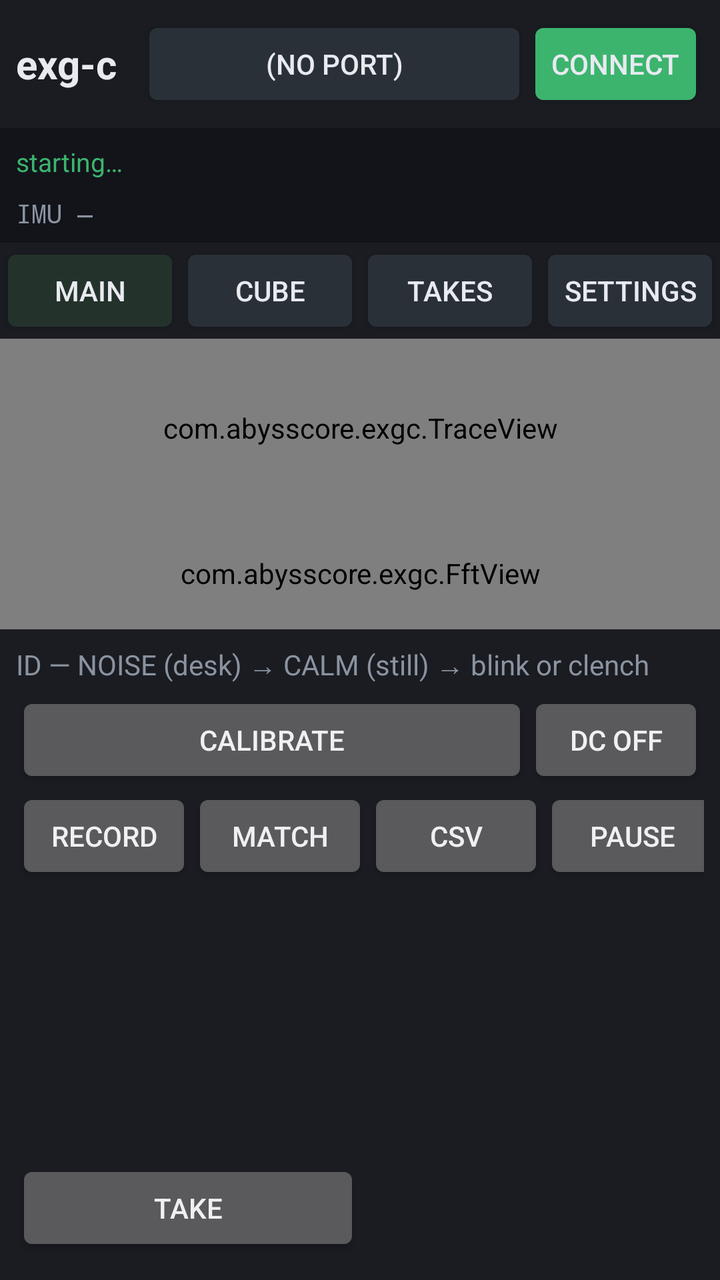
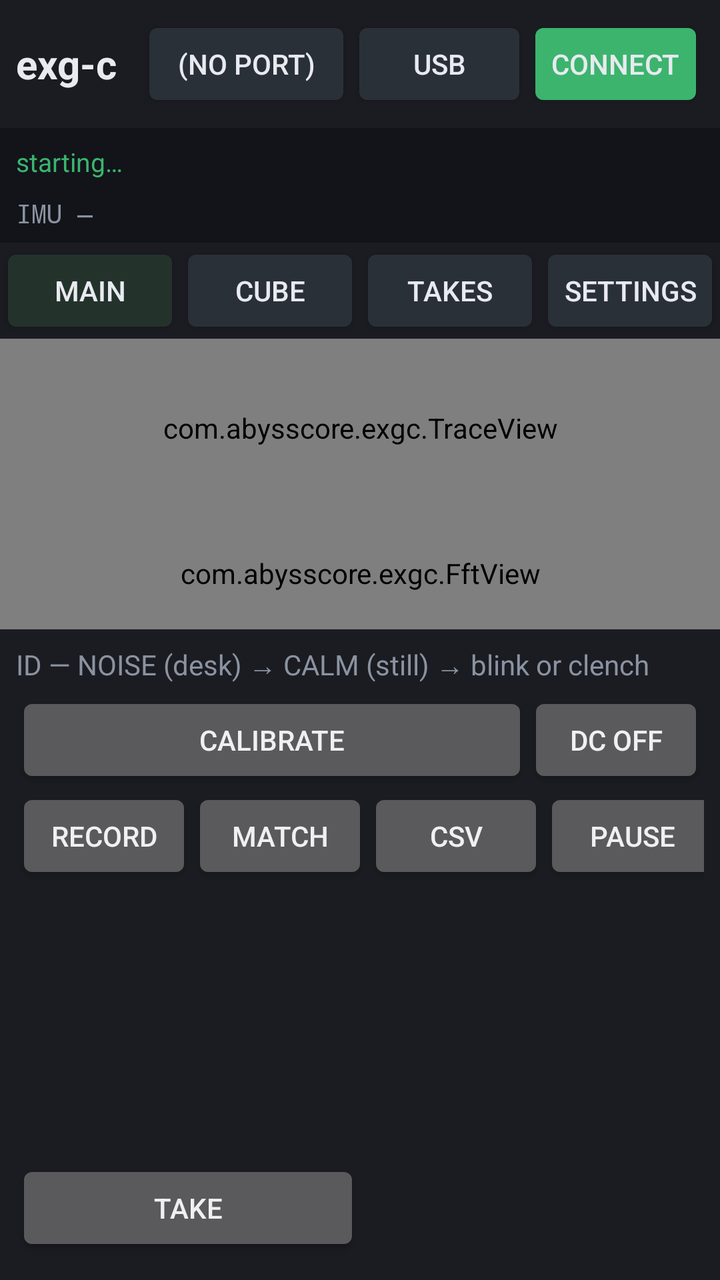

Screens rendered from an Android XML layout before and after an edit, with the pre-edit source and the edit as a unified diff.
<!-- AndroidManifest.xml: application theme android:Theme.DeviceDefault.NoActionBar -->
<!-- res/layout/activity_exg.xml -->
<?xml version="1.0" encoding="utf-8"?>
<LinearLayout xmlns:android="http://schemas.android.com/apk/res/android"
    android:layout_width="match_parent"
    android:layout_height="match_parent"
    android:background="@color/bg"
    android:orientation="vertical">

    <LinearLayout
        android:layout_width="match_parent"
        android:layout_height="wrap_content"
        android:background="@color/panel"
        android:gravity="center_vertical"
        android:padding="8dp">

        <TextView
            android:id="@+id/title"
            android:layout_width="wrap_content"
            android:layout_height="wrap_content"
            android:paddingEnd="12dp"
            android:text="exg-c"
            android:textColor="@color/ink"
            android:textSize="20sp"
            android:textStyle="bold" />

        <Button
            android:id="@+id/port"
            android:layout_width="0dp"
            android:layout_height="wrap_content"
            android:layout_weight="1"
            android:backgroundTint="@color/btn"
            android:text="(no port)"
            android:textColor="@color/ink" />

        <Button
            android:id="@+id/connect"
            android:layout_width="wrap_content"
            android:layout_height="wrap_content"
            android:backgroundTint="@color/ok"
            android:text="Connect"
            android:textColor="@color/ink" />
    </LinearLayout>

    <TextView
        android:id="@+id/status"
        android:layout_width="match_parent"
        android:layout_height="wrap_content"
        android:background="#12141A"
        android:ellipsize="end"
        android:maxLines="2"
        android:padding="8dp"
        android:text="starting…"
        android:textColor="@color/ok"
        android:textSize="13sp" />

    <TextView
        android:id="@+id/imuLine"
        android:layout_width="match_parent"
        android:layout_height="wrap_content"
        android:background="#12141A"
        android:fontFamily="monospace"
        android:paddingLeft="8dp"
        android:paddingRight="8dp"
        android:paddingBottom="6dp"
        android:text="IMU —"
        android:textColor="@color/muted"
        android:textSize="13sp" />

    <LinearLayout
        android:layout_width="match_parent"
        android:layout_height="wrap_content"
        android:background="@color/panel">

        <Button
            android:id="@+id/tabMain"
            android:layout_width="0dp"
            android:layout_height="wrap_content"
            android:layout_weight="1"
            android:backgroundTint="#24322C"
            android:text="Main"
            android:textColor="@color/ink" />

        <Button
            android:id="@+id/tabCube"
            android:layout_width="0dp"
            android:layout_height="wrap_content"
            android:layout_weight="1"
            android:backgroundTint="@color/btn"
            android:text="Cube"
            android:textColor="@color/ink" />

        <Button
            android:id="@+id/tabPoses"
            android:layout_width="0dp"
            android:layout_height="wrap_content"
            android:layout_weight="1"
            android:backgroundTint="@color/btn"
            android:text="Takes"
            android:textColor="@color/ink" />

        <Button
            android:id="@+id/tabSet"
            android:layout_width="0dp"
            android:layout_height="wrap_content"
            android:layout_weight="1"
            android:backgroundTint="@color/btn"
            android:text="Settings"
            android:textColor="@color/ink" />
    </LinearLayout>

    <FrameLayout
        android:layout_width="match_parent"
        android:layout_height="0dp"
        android:layout_weight="1">

        <LinearLayout
            android:id="@+id/mainPane"
            android:layout_width="match_parent"
            android:layout_height="match_parent"
            android:orientation="vertical">

            <com.abysscore.exgc.TraceView
                android:id="@+id/traces"
                android:layout_width="match_parent"
                android:layout_height="0dp"
                android:layout_weight="1" />

            <com.abysscore.exgc.FftView
                android:id="@+id/fft"
                android:layout_width="match_parent"
                android:layout_height="56dp" />
        </LinearLayout>

        <LinearLayout
            android:id="@+id/cubePane"
            android:layout_width="match_parent"
            android:layout_height="match_parent"
            android:orientation="vertical"
            android:visibility="gone">

            <LinearLayout
                android:layout_width="match_parent"
                android:layout_height="wrap_content"
                android:background="@color/panel"
                android:padding="4dp">

                <Button
                    android:id="@+id/cubeViz"
                    android:layout_width="0dp"
                    android:layout_height="wrap_content"
                    android:layout_weight="1"
                    android:text="viz" />

                <Button
                    android:id="@+id/cubeMap"
                    android:layout_width="0dp"
                    android:layout_height="wrap_content"
                    android:layout_weight="1"
                    android:text="map" />

                <Button
                    android:id="@+id/cubeZoomOut"
                    android:layout_width="wrap_content"
                    android:layout_height="wrap_content"
                    android:text="−" />

                <Button
                    android:id="@+id/cubeZoomIn"
                    android:layout_width="wrap_content"
                    android:layout_height="wrap_content"
                    android:text="+" />

                <Button
                    android:id="@+id/cubeFront"
                    android:layout_width="wrap_content"
                    android:layout_height="wrap_content"
                    android:text="front" />

                <Button
                    android:id="@+id/cubeFloat"
                    android:layout_width="wrap_content"
                    android:layout_height="wrap_content"
                    android:text="float on" />

                <Button
                    android:id="@+id/cubeAlgo"
                    android:layout_width="wrap_content"
                    android:layout_height="wrap_content"
                    android:text="algo detect" />
            </LinearLayout>

            <LinearLayout
                android:id="@+id/cubeChRow"
                android:layout_width="match_parent"
                android:layout_height="wrap_content"
                android:background="@color/panel"
                android:padding="2dp" />

            <LinearLayout
                android:id="@+id/cubeMapTools"
                android:layout_width="match_parent"
                android:layout_height="wrap_content"
                android:background="@color/panel"
                android:gravity="center_vertical"
                android:padding="4dp"
                android:visibility="gone">

                <Button
                    android:id="@+id/sitePrev"
                    android:layout_width="wrap_content"
                    android:layout_height="wrap_content"
                    android:text="&lt;" />

                <TextView
                    android:id="@+id/siteLabel"
                    android:layout_width="0dp"
                    android:layout_height="wrap_content"
                    android:layout_weight="1"
                    android:gravity="center"
                    android:text="Fp1"
                    android:textColor="@color/crimson"
                    android:textSize="16sp" />

                <Button
                    android:id="@+id/siteNext"
                    android:layout_width="wrap_content"
                    android:layout_height="wrap_content"
                    android:text="&gt;" />

                <Button
                    android:id="@+id/siteAssign"
                    android:layout_width="wrap_content"
                    android:layout_height="wrap_content"
                    android:text="Assign" />
            </LinearLayout>

            <com.abysscore.exgc.CubeView
                android:id="@+id/cube"
                android:layout_width="match_parent"
                android:layout_height="0dp"
                android:layout_weight="1" />
        </LinearLayout>

        <ScrollView
            android:id="@+id/poses"
            android:layout_width="match_parent"
            android:layout_height="match_parent"
            android:visibility="gone">

            <LinearLayout
                android:layout_width="match_parent"
                android:layout_height="wrap_content"
                android:orientation="vertical"
                android:padding="12dp">

                <TextView
                    android:layout_width="wrap_content"
                    android:layout_height="wrap_content"
                    android:text="Takes only. 1-second blink/clench Record stays on Main."
                    android:textColor="@color/muted" />

                <TextView
                    android:id="@+id/poseHint"
                    android:layout_width="match_parent"
                    android:layout_height="wrap_content"
                    android:paddingTop="8dp"
                    android:paddingBottom="8dp"
                    android:text="Tap a take to compare the live plot against it."
                    android:textColor="@color/ink" />

                <LinearLayout
                    android:id="@+id/poseList"
                    android:layout_width="match_parent"
                    android:layout_height="wrap_content"
                    android:orientation="vertical" />
            </LinearLayout>
        </ScrollView>

        <ScrollView
            android:id="@+id/settings"
            android:layout_width="match_parent"
            android:layout_height="match_parent"
            android:visibility="gone">

            <LinearLayout
                android:layout_width="match_parent"
                android:layout_height="wrap_content"
                android:orientation="vertical"
                android:padding="12dp">

                <TextView
                    android:layout_width="wrap_content"
                    android:layout_height="wrap_content"
                    android:text="Profiles — tap to switch. Long-press to rename or delete. Electrode map stays. Plates and takes recook."
                    android:textColor="@color/muted" />

                <TextView
                    android:id="@+id/profNow"
                    android:layout_width="match_parent"
                    android:layout_height="wrap_content"
                    android:paddingTop="6dp"
                    android:paddingBottom="4dp"
                    android:text="now: (none)"
                    android:textColor="@color/ink" />

                <LinearLayout
                    android:id="@+id/profChips"
                    android:layout_width="match_parent"
                    android:layout_height="wrap_content"
                    android:orientation="vertical"
                    android:paddingTop="4dp" />

                <Button
                    android:id="@+id/profNew"
                    android:layout_width="match_parent"
                    android:layout_height="wrap_content"
                    android:text="Save current as…" />

                <LinearLayout
                    android:layout_width="match_parent"
                    android:layout_height="wrap_content">

                    <Button
                        android:id="@+id/profExport"
                        android:layout_width="0dp"
                        android:layout_height="wrap_content"
                        android:layout_weight="1"
                        android:text="Share file" />

                    <Button
                        android:id="@+id/profImport"
                        android:layout_width="0dp"
                        android:layout_height="wrap_content"
                        android:layout_weight="1"
                        android:text="Open file" />
                </LinearLayout>

                <TextView
                    android:id="@+id/profList"
                    android:layout_width="match_parent"
                    android:layout_height="wrap_content"
                    android:paddingTop="4dp"
                    android:textColor="@color/muted"
                    android:visibility="gone" />

                <TextView
                    android:layout_width="wrap_content"
                    android:layout_height="wrap_content"
                    android:paddingTop="12dp"
                    android:text="View — time window is how much of the plot you see"
                    android:textColor="@color/muted" />

                <LinearLayout
                    android:layout_width="match_parent"
                    android:layout_height="wrap_content">

                    <Button
                        android:id="@+id/win"
                        android:layout_width="0dp"
                        android:layout_height="wrap_content"
                        android:layout_weight="1"
                        android:text="win 2s" />

                    <Button
                        android:id="@+id/scale"
                        android:layout_width="0dp"
                        android:layout_height="wrap_content"
                        android:layout_weight="1"
                        android:text="scale" />
                </LinearLayout>

                <LinearLayout
                    android:layout_width="match_parent"
                    android:layout_height="wrap_content">

                    <Button
                        android:id="@+id/uiScale"
                        android:layout_width="0dp"
                        android:layout_height="wrap_content"
                        android:layout_weight="1"
                        android:text="UI 1.5x" />

                    <Button
                        android:id="@+id/board"
                        android:layout_width="0dp"
                        android:layout_height="wrap_content"
                        android:layout_weight="1"
                        android:text="8-ch + IMU" />
                </LinearLayout>

                <TextView
                    android:layout_width="wrap_content"
                    android:layout_height="wrap_content"
                    android:paddingTop="12dp"
                    android:text="Process — line-kill + CAR is the readable leftover. Raw is the open-input check. Bias (RLD) is per channel: tap bias ON / bias off."
                    android:textColor="@color/muted" />

                <LinearLayout
                    android:layout_width="match_parent"
                    android:layout_height="wrap_content">

                    <Button
                        android:id="@+id/band"
                        android:layout_width="0dp"
                        android:layout_height="wrap_content"
                        android:layout_weight="1"
                        android:text="band raw" />

                    <Button
                        android:id="@+id/car"
                        android:layout_width="0dp"
                        android:layout_height="wrap_content"
                        android:layout_weight="1"
                        android:text="CAR" />
                </LinearLayout>

                <LinearLayout
                    android:layout_width="match_parent"
                    android:layout_height="wrap_content">

                    <Button
                        android:id="@+id/detrend"
                        android:layout_width="0dp"
                        android:layout_height="wrap_content"
                        android:layout_weight="1"
                        android:text="raw DC" />

                    <Button
                        android:id="@+id/env"
                        android:layout_width="0dp"
                        android:layout_height="wrap_content"
                        android:layout_weight="1"
                        android:text="wave" />
                </LinearLayout>

                <LinearLayout
                    android:layout_width="match_parent"
                    android:layout_height="wrap_content">

                    <Button
                        android:id="@+id/notch"
                        android:layout_width="0dp"
                        android:layout_height="wrap_content"
                        android:layout_weight="1"
                        android:text="notch" />

                    <Button
                        android:id="@+id/hp"
                        android:layout_width="0dp"
                        android:layout_height="wrap_content"
                        android:layout_weight="1"
                        android:text="hp" />
                </LinearLayout>

                <LinearLayout
                    android:layout_width="match_parent"
                    android:layout_height="wrap_content">

                    <Button
                        android:id="@+id/lp"
                        android:layout_width="0dp"
                        android:layout_height="wrap_content"
                        android:layout_weight="1"
                        android:text="lp off" />

                    <Button
                        android:id="@+id/algo"
                        android:layout_width="0dp"
                        android:layout_height="wrap_content"
                        android:layout_weight="1"
                        android:text="algo detect" />
                </LinearLayout>

                <TextView
                    android:layout_width="wrap_content"
                    android:layout_height="wrap_content"
                    android:paddingTop="12dp"
                    android:text="API — type the ports. UDP is the live path. Stream stays up in the background."
                    android:textColor="@color/muted" />

                <TextView
                    android:id="@+id/apiLine"
                    android:layout_width="match_parent"
                    android:layout_height="wrap_content"
                    android:paddingTop="4dp"
                    android:paddingBottom="4dp"
                    android:text="api off"
                    android:textColor="@color/ink" />

                <LinearLayout
                    android:layout_width="match_parent"
                    android:layout_height="wrap_content">

                    <Button
                        android:id="@+id/apiOn"
                        android:layout_width="0dp"
                        android:layout_height="wrap_content"
                        android:layout_weight="1"
                        android:text="API on" />

                    <Button
                        android:id="@+id/apiBind"
                        android:layout_width="0dp"
                        android:layout_height="wrap_content"
                        android:layout_weight="1"
                        android:text="lan" />

                    <Button
                        android:id="@+id/apiHz"
                        android:layout_width="0dp"
                        android:layout_height="wrap_content"
                        android:layout_weight="1"
                        android:text="125 Hz" />
                </LinearLayout>

                <LinearLayout
                    android:layout_width="match_parent"
                    android:layout_height="wrap_content">

                    <Button
                        android:id="@+id/apiHttp"
                        android:layout_width="0dp"
                        android:layout_height="wrap_content"
                        android:layout_weight="1"
                        android:text="http 8765" />

                    <Button
                        android:id="@+id/apiUdp"
                        android:layout_width="0dp"
                        android:layout_height="wrap_content"
                        android:layout_weight="1"
                        android:text="udp 8766" />

                    <Button
                        android:id="@+id/apiTcp"
                        android:layout_width="0dp"
                        android:layout_height="wrap_content"
                        android:layout_weight="1"
                        android:text="tcp 8767" />
                </LinearLayout>

                <LinearLayout
                    android:layout_width="match_parent"
                    android:layout_height="wrap_content">

                    <Button
                        android:id="@+id/apiToken"
                        android:layout_width="0dp"
                        android:layout_height="wrap_content"
                        android:layout_weight="1"
                        android:text="token (off)" />

                    <Button
                        android:id="@+id/apiPush"
                        android:layout_width="0dp"
                        android:layout_height="wrap_content"
                        android:layout_weight="1"
                        android:text="push dest" />
                </LinearLayout>

                <TextView
                    android:layout_width="wrap_content"
                    android:layout_height="wrap_content"
                    android:paddingTop="12dp"
                    android:text="Channels — site name = color. ON = acquire. bias = RLD. gN = gain."
                    android:textColor="@color/muted" />

                <LinearLayout
                    android:id="@+id/chGrid"
                    android:layout_width="match_parent"
                    android:layout_height="wrap_content"
                    android:orientation="vertical"
                    android:paddingTop="12dp" />
            </LinearLayout>
        </ScrollView>
    </FrameLayout>

    <LinearLayout
        android:id="@+id/learnBar"
        android:layout_width="match_parent"
        android:layout_height="wrap_content"
        android:background="@color/panel"
        android:gravity="center_vertical"
        android:orientation="vertical"
        android:padding="8dp">

        <TextView
            android:id="@+id/idLine"
            android:layout_width="match_parent"
            android:layout_height="wrap_content"
            android:paddingBottom="4dp"
            android:text="ID — NOISE (desk) → CALM (still) → blink or clench"
            android:textColor="@color/muted"
            android:textSize="14sp" />

        <LinearLayout
            android:layout_width="match_parent"
            android:layout_height="wrap_content">

            <Button
                android:id="@+id/calibrate"
                android:layout_width="0dp"
                android:layout_height="wrap_content"
                android:layout_weight="1"
                android:text="Calibrate" />

            <Button
                android:id="@+id/clean"
                android:layout_width="wrap_content"
                android:layout_height="wrap_content"
                android:text="DC off" />
        </LinearLayout>

        <LinearLayout
            android:layout_width="match_parent"
            android:layout_height="wrap_content">

            <Button
                android:id="@+id/learnName"
                android:layout_width="0dp"
                android:layout_height="wrap_content"
                android:layout_weight="1"
                android:gravity="start|center_vertical"
                android:text="name (tap)"
                android:textColor="@color/ink" />

            <Button
                android:id="@+id/record"
                android:layout_width="wrap_content"
                android:layout_height="wrap_content"
                android:text="Record" />

            <Button
                android:id="@+id/match"
                android:layout_width="wrap_content"
                android:layout_height="wrap_content"
                android:text="MATCH" />

            <Button
                android:id="@+id/csv"
                android:layout_width="wrap_content"
                android:layout_height="wrap_content"
                android:text="CSV" />

            <Button
                android:id="@+id/pause"
                android:layout_width="wrap_content"
                android:layout_height="wrap_content"
                android:text="Pause" />
        </LinearLayout>

        <LinearLayout
            android:layout_width="match_parent"
            android:layout_height="wrap_content"
            android:gravity="center_vertical">

            <Button
                android:id="@+id/atom"
                android:layout_width="0dp"
                android:layout_height="wrap_content"
                android:layout_weight="1"
                android:text="Take" />

            <TextView
                android:id="@+id/atomVs"
                android:layout_width="0dp"
                android:layout_height="wrap_content"
                android:layout_weight="1"
                android:paddingStart="8dp"
                android:text=""
                android:textColor="@color/crimson"
                android:textSize="14sp" />
        </LinearLayout>

        <HorizontalScrollView
            android:layout_width="match_parent"
            android:layout_height="wrap_content"
            android:paddingTop="4dp">

            <LinearLayout
                android:id="@+id/learnChips"
                android:layout_width="wrap_content"
                android:layout_height="wrap_content"
                android:orientation="horizontal" />
        </HorizontalScrollView>
    </LinearLayout>
</LinearLayout>
<!-- resources referenced by this layout -->
<resources>
  <color name="bg">#101218</color>
  <color name="btn">#2A3038</color>
  <color name="crimson">#F22647</color>
  <color name="ink">#E8EAF0</color>
  <color name="muted">#8B93A0</color>
  <color name="ok">#3CB46E</color>
  <color name="panel">#1A1C22</color>
</resources>

<!-- the commit's change to res/layout/activity_exg.xml (unified diff, before → after) -->
@@ -29,6 +29,14 @@
             android:layout_weight="1"
             android:backgroundTint="@color/btn"
             android:text="(no port)"
+            android:textColor="@color/ink" />
+
+        <Button
+            android:id="@+id/link"
+            android:layout_width="wrap_content"
+            android:layout_height="wrap_content"
+            android:backgroundTint="@color/btn"
+            android:text="USB"
             android:textColor="@color/ink" />
 
         <Button
@@ -557,6 +565,25 @@
                         android:text="push dest" />
                 </LinearLayout>
 
+                <LinearLayout
+                    android:layout_width="match_parent"
+                    android:layout_height="wrap_content">
+
+                    <Button
+                        android:id="@+id/linkDest"
+                        android:layout_width="0dp"
+                        android:layout_height="wrap_content"
+                        android:layout_weight="1"
+                        android:text="client dest" />
+
+                    <Button
+                        android:id="@+id/linkToken"
+                        android:layout_width="0dp"
+                        android:layout_height="wrap_content"
+                        android:layout_weight="1"
+                        android:text="client token" />
+                </LinearLayout>
+
                 <TextView
                     android:layout_width="wrap_content"
                     android:layout_height="wrap_content"
